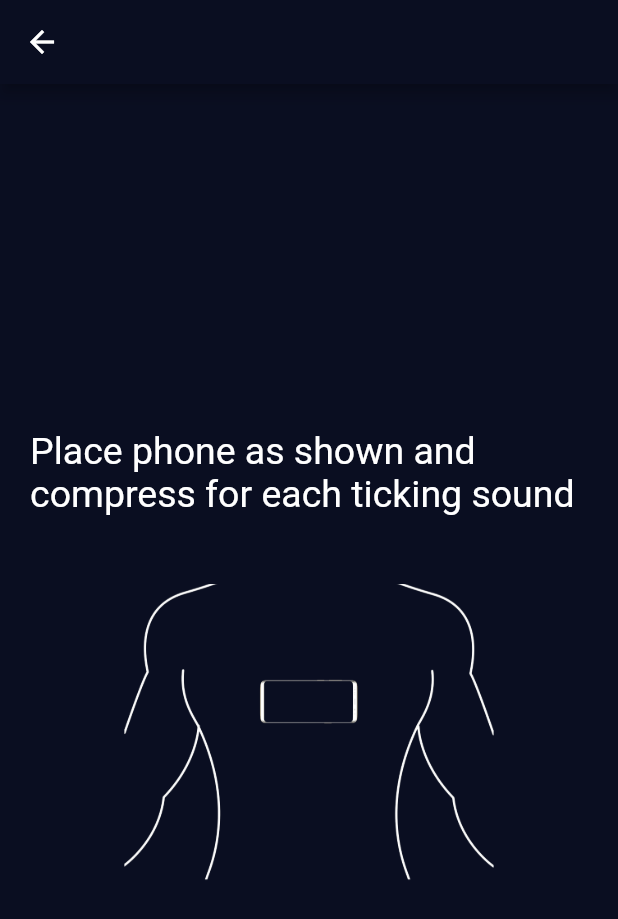
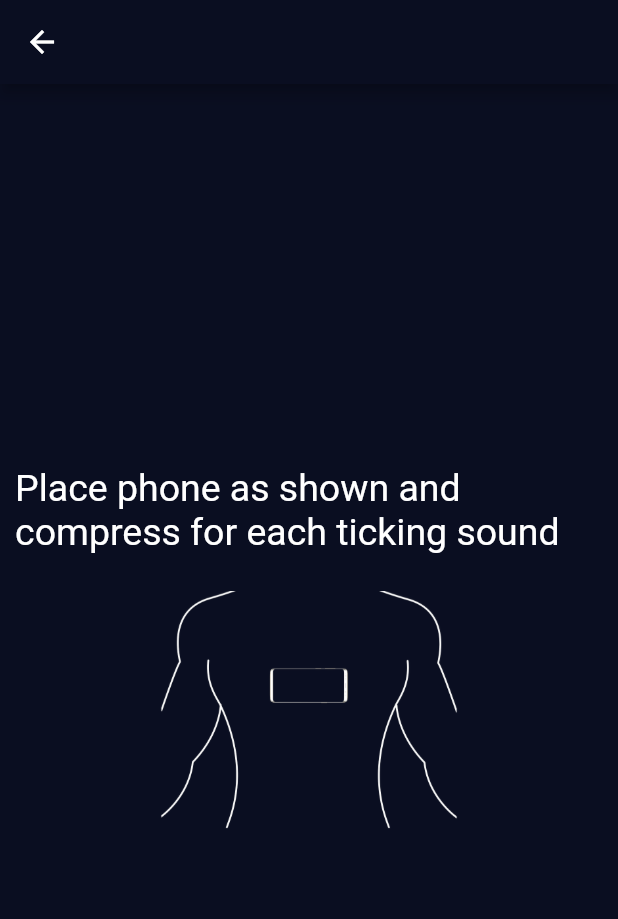
Before and after one commit to Nhesneil/cpr_app_project, a Flutter app: the screen it shows after launch, after a tap on an icon or button, on a phone screen of 412 x 824 dp. Shown: the top 919 px of the screen. Run offline on Flutter 3.47's test engine with Material 2 defaults, Android fonts, the phone set to English and light mode, and no system bars; our stand-ins replace audioplayers, font_awesome_flutter, sensors_plus.

Commit message:
Implemented 120bpm sound beat

```diff
--- a/lib/Info_page.dart
+++ b/lib/Info_page.dart
@@ -11,20 +11,21 @@ class InfoPage extends StatelessWidget {
       body: SafeArea(
           child: Center(
             child: Column(
-
               mainAxisAlignment: MainAxisAlignment.center,
               children: [
-
                 Padding(
-                  padding: const EdgeInsets.all(20.0),
+                  padding: const EdgeInsets.symmetric(vertical: 5.0, horizontal: 10),
                   child: Text(information,
                     style: const TextStyle(fontSize: 25,),
                   ),
                 ),
-                Image.asset(
-                  'images/phone_position.png',
-                  height:250,
-                  width: 250,
+                FittedBox(
+                  fit: BoxFit.fill,
+                  child: Image.asset(
+                    'images/phone_position.png',
+                    height:200,
+                    width: 200,
+                  ),
                 ),
               ],
             ),
--- a/lib/main.dart
+++ b/lib/main.dart
@@ -5,17 +5,23 @@ import 'package:flutter/material.dart';
 import 'package:sensors_plus/sensors_plus.dart';
 //import 'package:async/async.dart';
 import 'package:font_awesome_flutter/font_awesome_flutter.dart';
+import 'package:audioplayers/audioplayers.dart';
 
 const double threshold = 2;
+int number=0;
+int pausenumber=0;
+const length = Duration(milliseconds:500);
 
 void main() {
   runApp(MyApp());
+
 }
 
 class MyApp extends StatelessWidget {
   @override
   Widget build(BuildContext context) {
     return MaterialApp(
+      debugShowCheckedModeBanner: false,
       theme: ThemeData.dark().copyWith(
         colorScheme: const ColorScheme.light(primary: Color(0xFF0A0E21)),
         scaffoldBackgroundColor: const Color(0xFF0A0E21),
@@ -58,6 +64,9 @@ class _MyHomePageState extends State<MyHomePage> {
   //   return backGround;
   // }
 
+
+
+
   @override
   Widget build(BuildContext context) {
     final accelerometer =
@@ -65,6 +74,7 @@ class _MyHomePageState extends State<MyHomePage> {
     final userAccelerometer = _userAccelerometerValues
         .map((double v) => v.toStringAsFixed(1))
         .toList();
+
 
     return Scaffold(
       //backgroundColor: feedback(),
@@ -85,7 +95,7 @@ class _MyHomePageState extends State<MyHomePage> {
                     Navigator.push(context, MaterialPageRoute(builder: (context) {
                       return InfoPage();
                     }));
-                  },
+                    },
                   child: const Icon(FontAwesomeIcons.infoCircle,
                   size: 35),
                 ),
@@ -129,9 +139,30 @@ class _MyHomePageState extends State<MyHomePage> {
         (UserAccelerometerEvent event) {
           setState(() {
             _userAccelerometerValues = <double>[event.y];
+            if (event.y>threshold){
+              number=1;
+            }
           });
         },
       ),
     );
+    Timer.periodic(length, (Timer t)
+    {
+      //print('timer1');
+      if (number==1){
+        //print('timer2');
+        //print('pausenumber: $pausenumber');
+        if(pausenumber==0){
+         // print('timer3');
+          Timer.periodic(length, (Timer t)
+          {
+         //  print('timer4');
+            final player = AudioCache();
+            player.play('beep-3.wav');
+          });
+        }
+        pausenumber=1;
+      }
+    });
   }
 }
--- a/pubspec.yaml
+++ b/pubspec.yaml
@@ -32,7 +32,7 @@ dependencies:
   sensors_plus: ^1.2.1
   async: ^2.8.2
   font_awesome_flutter: ^9.2.0
-
+  audioplayers: ^0.20.1
 
 
   # The following adds the Cupertino Icons font to your application.
@@ -66,7 +66,7 @@ flutter:
 
   assets:
     - images/phone_position.png
-
+    - assets/
 
   # An image asset can refer to one or more resolution-specific "variants", see
   # https://flutter.dev/assets-and-images/#resolution-aware.
```
Also changed, not shown: pubspec.lock, 2 other files.
